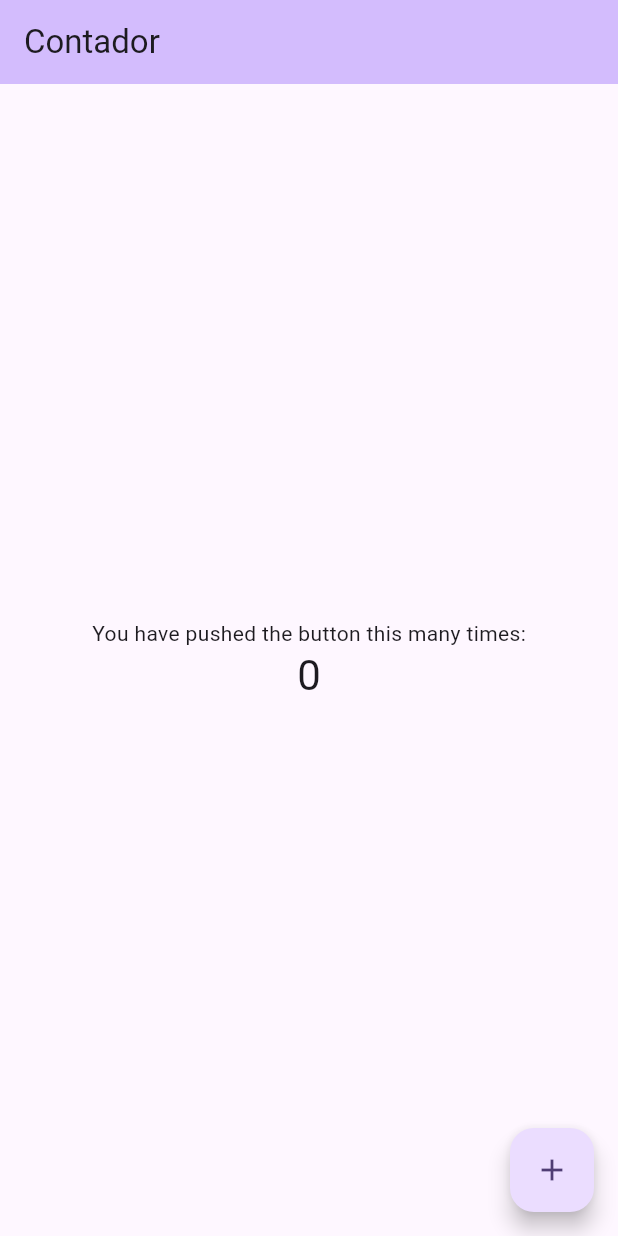
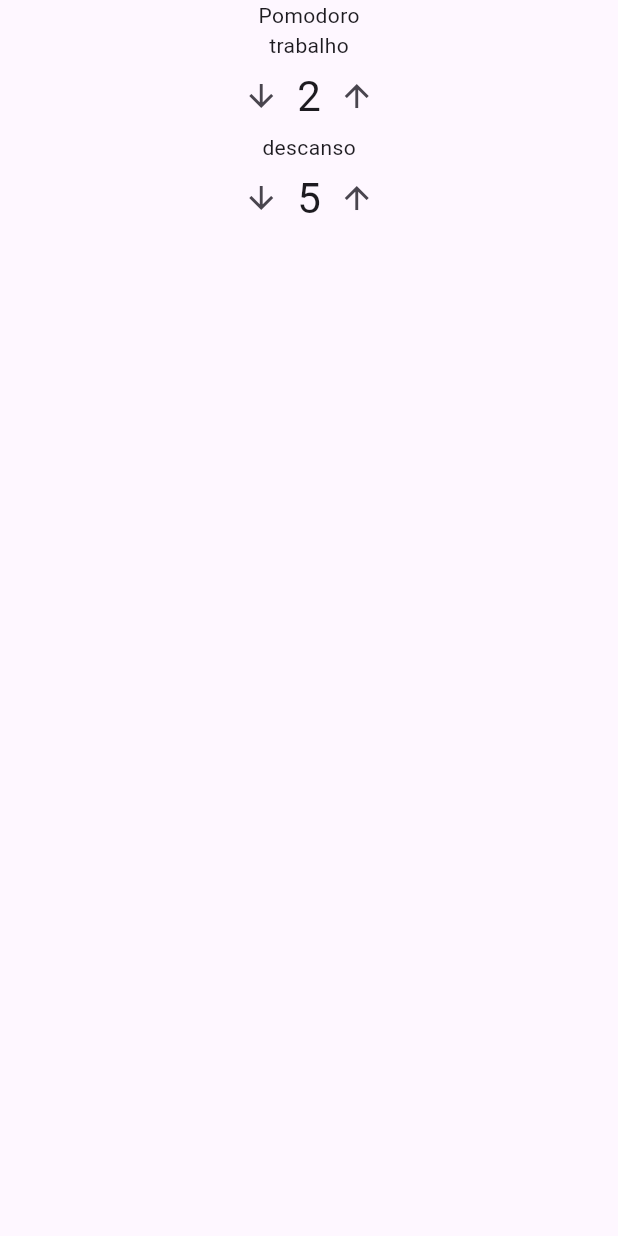
Before and after one commit to SantiagoSilvestre/Pomodoro-flutter, a Flutter app: the screen it shows after launch, on a phone screen of 412 x 824 dp. Run offline on Flutter 3.47's test engine with Material 3 defaults, Android fonts, the phone set to English and light mode, and no system bars; our stand-ins replace mobx; generated files the repository leaves out were written again.

Commit message:
add components entrada_tempo

```diff
--- /dev/null
+++ b/lib/components/entrada_tempo.dart
@@ -0,0 +1,38 @@
+import 'package:flutter/material.dart';
+
+class EntradaTempo extends StatelessWidget {
+  const EntradaTempo({
+    super.key,
+    required this.valor,
+    required this.titulo,
+  });
+
+  final int valor;
+  final String titulo;
+
+  @override
+  Widget build(BuildContext context) {
+    return Column(
+      children: [
+        Text(titulo),
+        Row(
+          mainAxisAlignment: MainAxisAlignment.center,
+          children: [
+            IconButton(
+              onPressed: () {},
+              icon: const Icon(Icons.arrow_downward),
+            ),
+            Text(
+              '$valor',
+              style: Theme.of(context).textTheme.headlineMedium,
+            ),
+            IconButton(
+              onPressed: () {},
+              icon: const Icon(Icons.arrow_upward),
+            ),
+          ],
+        ),
+      ],
+    );
+  }
+}
--- a/lib/main.dart
+++ b/lib/main.dart
@@ -1,6 +1,5 @@
 import 'package:flutter/material.dart';
-import 'package:flutter_mobx/flutter_mobx.dart';
-import 'package:pomodoro/store/contador.store.dart';
+import 'package:pomodoro/pages/pomodoro.dart';
 
 void main() {
   runApp(const MyApp());
@@ -18,48 +17,51 @@ class MyApp extends StatelessWidget {
         colorScheme: ColorScheme.fromSeed(seedColor: Colors.deepPurple),
         useMaterial3: true,
       ),
-      home: const HomePage(title: 'Contador'),
+      home: const Pomodoro(),
     );
   }
 }
 
-final store = ContadorStore();
+// final store = ContadorStore();
 
-class HomePage extends StatelessWidget {
-  const HomePage({
-    super.key,
-    required this.title,
-  });
+// import 'package:flutter_mobx/flutter_mobx.dart';
+// import 'package:pomodoro/store/contador.store.dart';
 
-  final String title;
+// class HomePage extends StatelessWidget {
+//   const HomePage({
+//     super.key,
+//     required this.title,
+//   });
 
-  @override
-  Widget build(BuildContext context) {
-    return Scaffold(
-      appBar: AppBar(
-        backgroundColor: Theme.of(context).colorScheme.inversePrimary,
-        title: Text(title),
-      ),
-      body: Center(
-        child: Column(
-          mainAxisAlignment: MainAxisAlignment.center,
-          children: <Widget>[
-            const Text(
-              'You have pushed the button this many times:',
-            ),
-            Observer(
-                builder: (_) => Text(
-                      '${store.contador}',
-                      style: Theme.of(context).textTheme.headlineMedium,
-                    )),
-          ],
-        ),
-      ),
-      floatingActionButton: FloatingActionButton(
-        onPressed: store.incrementar,
-        tooltip: 'Increment',
-        child: const Icon(Icons.add),
-      ), // This trailing comma makes auto-formatting nicer for build methods.
-    );
-  }
-}
+//   final String title;
+
+//   @override
+//   Widget build(BuildContext context) {
+//     return Scaffold(
+//       appBar: AppBar(
+//         backgroundColor: Theme.of(context).colorScheme.inversePrimary,
+//         title: Text(title),
+//       ),
+//       body: Center(
+//         child: Column(
+//           mainAxisAlignment: MainAxisAlignment.center,
+//           children: <Widget>[
+//             const Text(
+//               'You have pushed the button this many times:',
+//             ),
+//             Observer(
+//                 builder: (_) => Text(
+//                       '${store.contador}',
+//                       style: Theme.of(context).textTheme.headlineMedium,
+//                     )),
+//           ],
+//         ),
+//       ),
+//       floatingActionButton: FloatingActionButton(
+//         onPressed: store.incrementar,
+//         tooltip: 'Increment',
+//         child: const Icon(Icons.add),
+//       ), // This trailing comma makes auto-formatting nicer for build methods.
+//     );
+//   }
+// }
--- /dev/null
+++ b/lib/pages/pomodoro.dart
@@ -0,0 +1,19 @@
+import 'package:flutter/material.dart';
+import 'package:pomodoro/components/entrada_tempo.dart';
+
+class Pomodoro extends StatelessWidget {
+  const Pomodoro({super.key});
+
+  @override
+  Widget build(BuildContext context) {
+    return Scaffold(
+      body: Column(
+        children: [
+          Text('Pomodoro'),
+          EntradaTempo(valor: 2, titulo: 'trabalho'),
+          EntradaTempo(valor: 5, titulo: 'descanso'),
+        ],
+      ),
+    );
+  }
+}
```
Also changed, not shown: 1 other file.
